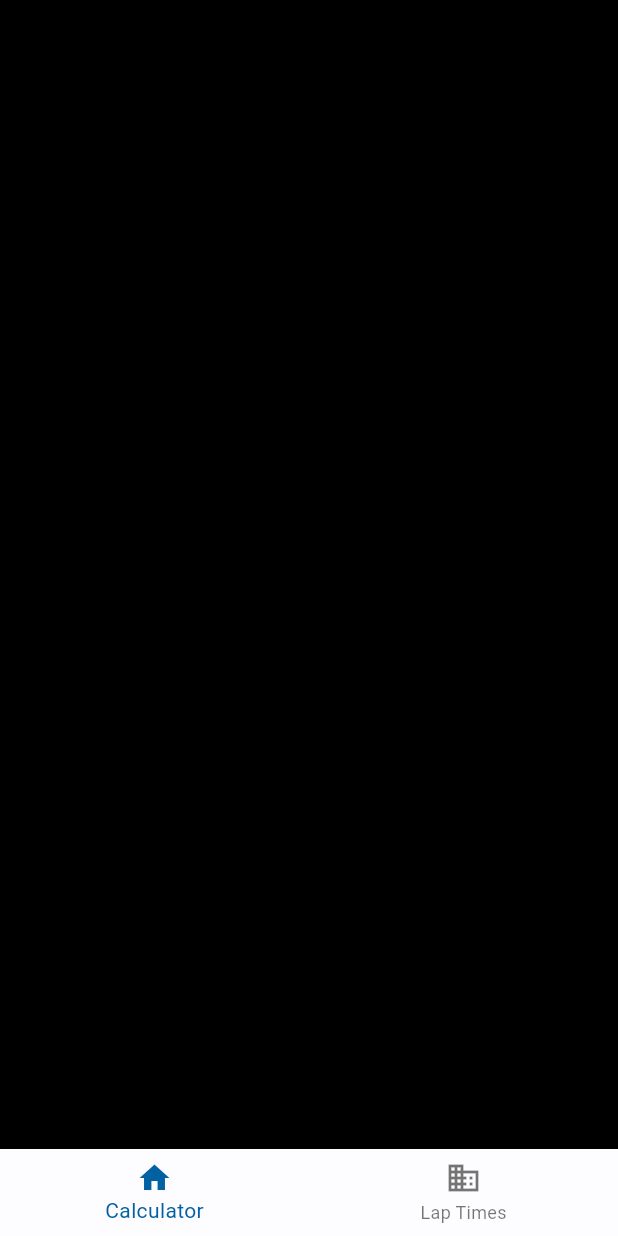
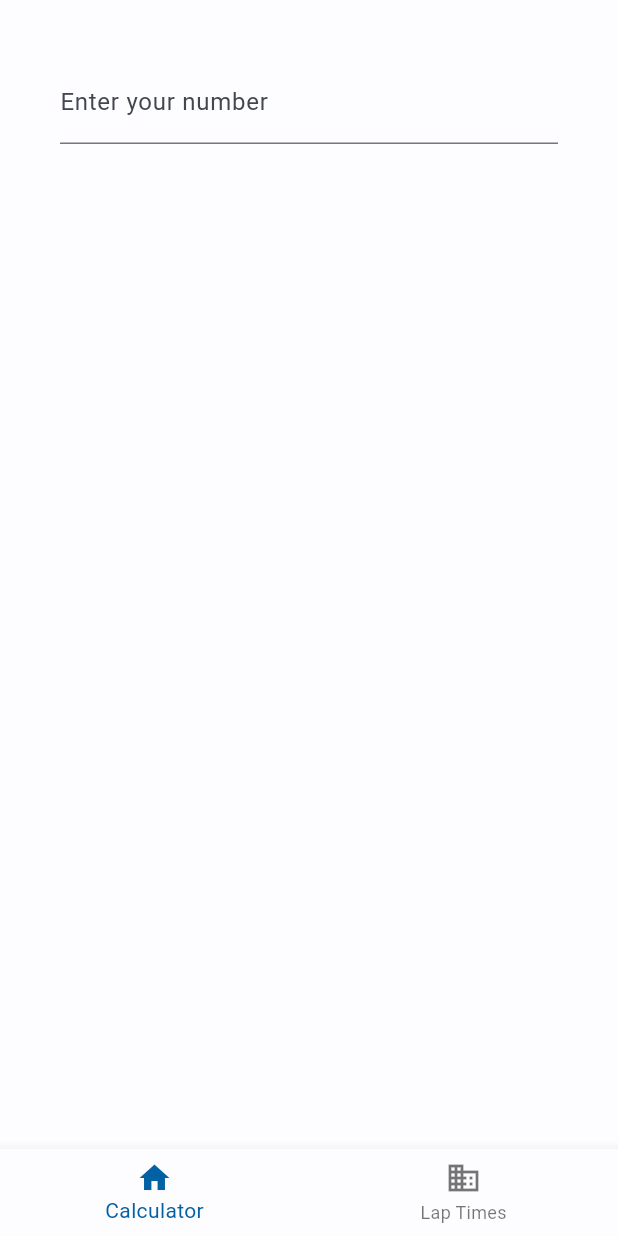
Before and after one commit to zenek64/flutter_simracing_app, a Flutter app: the screen it shows after launch, on a phone screen of 412 x 824 dp. Run offline on Flutter 3.47's test engine with Material 2 defaults, Android fonts, the phone set to English and light mode, and no system bars.

Commit message:
number_input

```diff
--- a/lib/calculator_screen.dart
+++ b/lib/calculator_screen.dart
@@ -6,7 +6,15 @@ class CalculatorScreen extends StatelessWidget {
   @override
   Widget build(context) {
     return Container(
-      decoration: const BoxDecoration(color: Colors.black),
-    );
+        padding: const EdgeInsets.all(40),
+        child: const Column(
+          mainAxisAlignment: MainAxisAlignment.start,
+          children: [
+            TextField(
+              decoration: InputDecoration(labelText: "Enter your number"),
+              keyboardType: TextInputType.number,
+            ),
+          ],
+        ));
   }
 }
```
